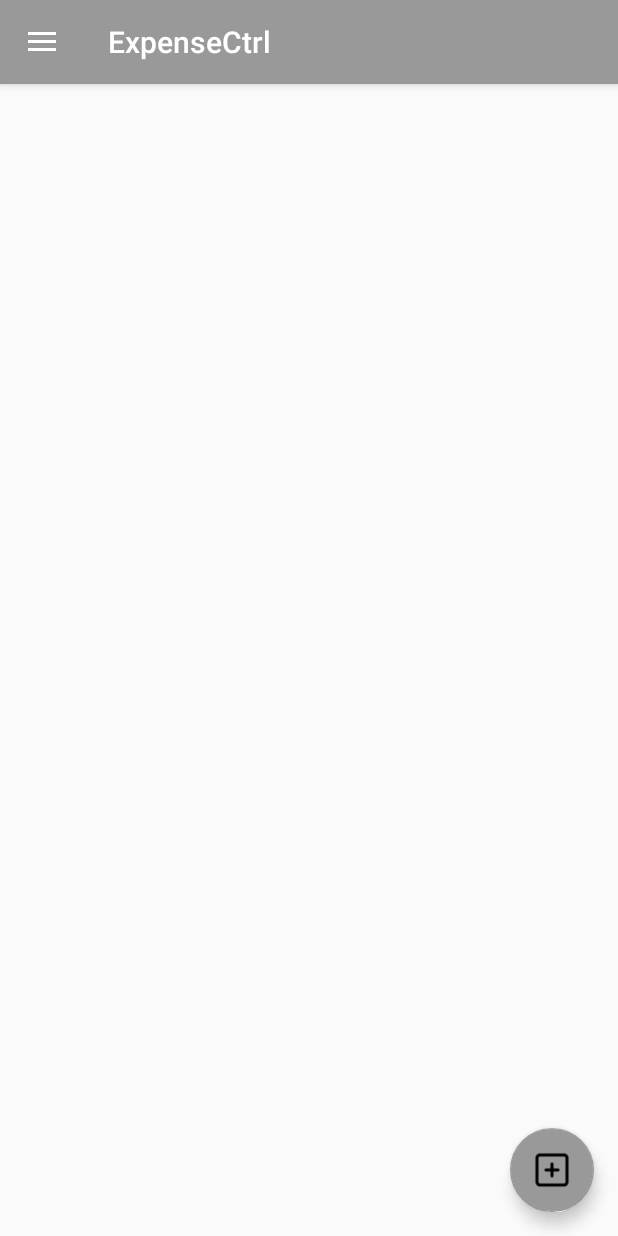
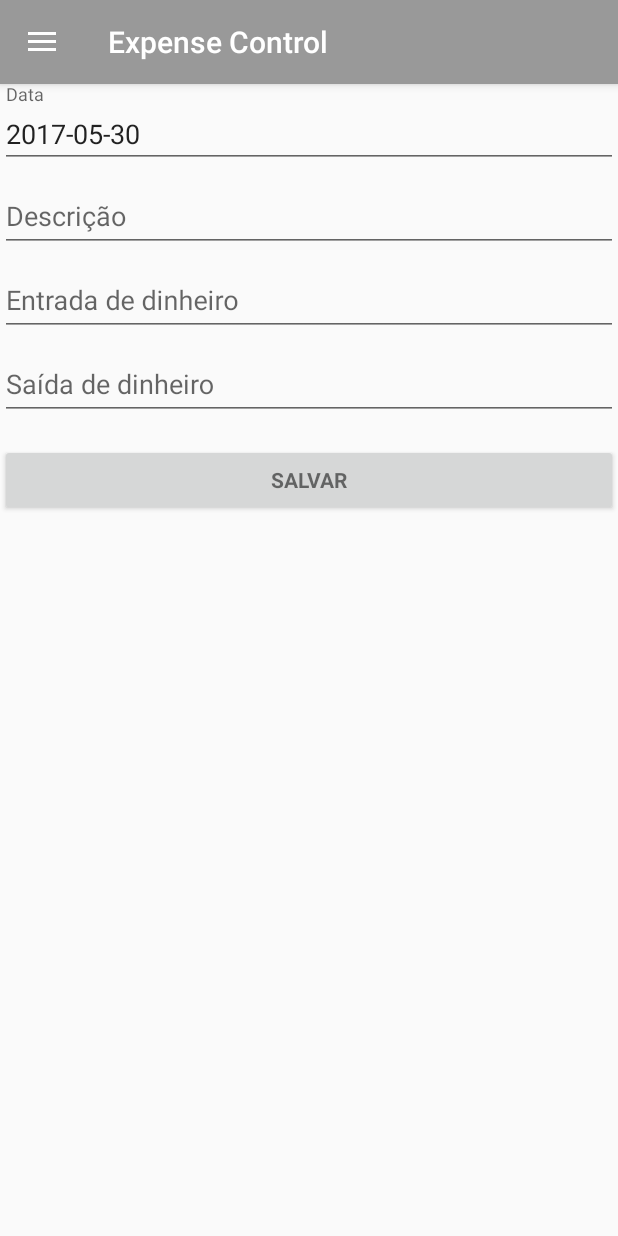
Before and after one commit to leocij/Controle-v1---Front-End-em-Android, an Android app: the fragment ControleFragment placed in its activity, after a tap on an icon or button, on a phone screen of 412 x 824 dp. Run offline under Robolectric (Android 15) with nearby library versions, the phone set to English and light mode, and no system bars; 2 statements that could not run were skipped.

Commit message:
melhorado ou implementado get delete post controle

```diff
--- a/app/src/main/AndroidManifest.xml
+++ b/app/src/main/AndroidManifest.xml
@@ -24,7 +24,6 @@
         </activity>
         <activity android:name=".MainActivity"
             android:theme="@style/AppTheme.NoActionBar">
-
         </activity>
 
     </application>
--- /dev/null
+++ b/app/src/main/java/com/lemelo/controlev1/CadastraControleFragment.java
@@ -0,0 +1,102 @@
+package com.lemelo.controlev1;
+
+import android.content.Intent;
+import android.icu.math.BigDecimal;
+import android.icu.text.SimpleDateFormat;
+import android.icu.util.Calendar;
+import android.os.Build;
+import android.os.Bundle;
+import android.support.annotation.Nullable;
+import android.support.annotation.RequiresApi;
+import android.support.v4.app.Fragment;
+import android.view.LayoutInflater;
+import android.view.View;
+import android.view.ViewGroup;
+import android.widget.Button;
+import android.widget.EditText;
+import android.widget.Toast;
+
+import org.json.JSONException;
+import org.json.JSONObject;
+
+import java.io.DataOutputStream;
+import java.net.HttpURLConnection;
+import java.text.ParseException;
+import java.util.Locale;
+import java.util.concurrent.ExecutionException;
+
+/**
+ * Created by leoci on 30/05/2017.
+ */
+
+public class CadastraControleFragment extends Fragment {
+    private String cookie;
+    private View view;
+
+    @RequiresApi(api = Build.VERSION_CODES.N)
+    @Nullable
+    @Override
+    public View onCreateView(LayoutInflater inflater, @Nullable ViewGroup container, @Nullable Bundle savedInstanceState) {
+        view = inflater.inflate(R.layout.activity_cadastra_controle, container, false);
+        final EditText txtControleData = (EditText) view.findViewById(R.id.txtControleData);
+        final EditText txtControleDescricao = (EditText) view.findViewById(R.id.txtControleDescricao);
+        final EditText txtControleEntrada = (EditText) view.findViewById(R.id.txtControleEntrada);
+        final EditText txtControleSaida = (EditText) view.findViewById(R.id.txtControleSaida);
+
+        final SimpleDateFormat data = new SimpleDateFormat("yyyy-MM-dd", Locale.getDefault());
+        txtControleData.setText(data.format(Calendar.getInstance().getTime()));
+
+        final Button btnControleSalvar = (Button) view.findViewById(R.id.btnControleSalvar);
+        btnControleSalvar.setOnClickListener(new View.OnClickListener() {
+            @Override
+            public void onClick(View v) {
+                JSONObject jsonObject = new JSONObject();
+
+                try {
+                    SimpleDateFormat sdf = new SimpleDateFormat("yyyy-MM-dd");
+                    java.util.Date d = sdf.parse(txtControleData.getText().toString());
+                    java.sql.Date dataSql = new java.sql.Date(d.getTime());
+                    jsonObject.put("data",dataSql);
+                    jsonObject.put("descricao",txtControleDescricao.getText().toString());
+                    String entradaStr = txtControleEntrada.getText().toString();
+                    if(entradaStr.equals("")){
+                        entradaStr = "0.0";
+                    }
+                    jsonObject.put("entrada",new BigDecimal(entradaStr));
+                    String saidaStr = txtControleSaida.getText().toString();
+                    if(saidaStr.equals("")){
+                        saidaStr = "0.0";
+                    }
+                    jsonObject.put("saida",new BigDecimal(saidaStr));
+
+                    ServerSide serverSide = new ServerSide();
+                    PostAsyncTask postAsyncTask = new PostAsyncTask();
+
+                    cookie = getArguments().getString("cookie");
+                    String resposta = postAsyncTask.execute(serverSide.getServer() + "controles", jsonObject.toString(), cookie).get();
+
+                    if (resposta == null){
+                        Toast.makeText(getContext(), "Erro do servidor " + resposta, Toast.LENGTH_LONG).show();
+                    } else if (resposta.equals("http")) {
+                        Toast.makeText(getContext(), "Erro do servidor " + postAsyncTask.getCodeResponse(), Toast.LENGTH_LONG).show();
+                    } else if (resposta.equals("sucess")){
+                        txtControleDescricao.setText("");
+                        txtControleEntrada.setText("");
+                        txtControleSaida.setText("");
+                        Toast.makeText(getContext(), "Dados salvos", Toast.LENGTH_LONG).show();
+                    }
+                } catch (ParseException e) {
+                    e.printStackTrace();
+                } catch (JSONException e) {
+                    e.printStackTrace();
+                } catch (InterruptedException e) {
+                    e.printStackTrace();
+                } catch (ExecutionException e) {
+                    e.printStackTrace();
+                }
+            }
+        });
+
+        return view;
+    }
+}
--- a/app/src/main/java/com/lemelo/controlev1/ControleFragment.java
+++ b/app/src/main/java/com/lemelo/controlev1/ControleFragment.java
@@ -1,11 +1,15 @@
 package com.lemelo.controlev1;
 
+import android.content.DialogInterface;
+import android.content.Intent;
 import android.os.Build;
 import android.os.Bundle;
 import android.support.annotation.Nullable;
 import android.support.annotation.RequiresApi;
 import android.support.design.widget.FloatingActionButton;
 import android.support.v4.app.Fragment;
+import android.support.v4.app.FragmentTransaction;
+import android.support.v7.app.AlertDialog;
 import android.view.LayoutInflater;
 import android.view.View;
 import android.view.ViewGroup;
@@ -33,47 +37,50 @@ import java.util.concurrent.ExecutionException;
  */
 
 public class ControleFragment extends Fragment {
-
     private String cookie;
+    private View view;
 
     @RequiresApi(api = Build.VERSION_CODES.KITKAT)
     @Nullable
     @Override
     public View onCreateView(LayoutInflater inflater, @Nullable ViewGroup container, @Nullable Bundle savedInstanceState) {
-        View view = inflater.inflate(R.layout.activity_controle, container, false);
+        view = inflater.inflate(R.layout.activity_controle, container, false);
         FloatingActionButton fab = (FloatingActionButton) view.findViewById(R.id.controleFab);
 
-        imprimeControles(view);
+        imprime(view);
 
         fab.setOnClickListener(new View.OnClickListener() {
             @Override
             public void onClick(View v) {
-                //TODO criar método para chamar cadastro.
-
-                //cadastraControle();
-
-                Toast.makeText(getContext(), "Deu Certo", Toast.LENGTH_SHORT).show();
+                cookie = getArguments().getString("cookie");
+                Bundle bundle = new Bundle();
+                bundle.putString("cookie", cookie);
+                CadastraControleFragment cadastra = new CadastraControleFragment();
+                cadastra.setArguments(bundle);
+                android.support.v4.app.FragmentManager fm = getFragmentManager();
+                FragmentTransaction ft = fm.beginTransaction();
+                ft.replace(R.id.fragment_content, cadastra);
+                ft.commit();
             }
         });
         return view;
     }
 
     @RequiresApi(api = Build.VERSION_CODES.KITKAT)
-    private void imprimeControles(View view) {
+    private void imprime(View view) {
 
         ServerSide serverSide = new ServerSide();
-        ThreadAsyncTask task = new ThreadAsyncTask();
-        task.setMethod("GET");
+        GetAsyncTask getAsyncTask = new GetAsyncTask();
 
         try {
-            String teste = getArguments().getString("cookie");
-            String resposta = task.execute(serverSide.getServer() + "controles", null, teste).get();
+            cookie = getArguments().getString("cookie");
+            String resposta = getAsyncTask.execute(serverSide.getServer() + "controles", null, cookie).get();
             if (resposta == null){
                 Toast.makeText(getContext(), "Erro do servidor " + resposta, Toast.LENGTH_LONG).show();
             } else if (resposta.equals("http")) {
-                Toast.makeText(getContext(), "Erro do servidor " + task.getCodeResponse(), Toast.LENGTH_LONG).show();
+                Toast.makeText(getContext(), "Erro do servidor " + getAsyncTask.getCodeResponse(), Toast.LENGTH_LONG).show();
             } else if (resposta.equals("buffer")) {
-                JSONArray jsonArray = new JSONArray(task.getBuffer().toString());
+                JSONArray jsonArray = new JSONArray(getAsyncTask.getBuffer().toString());
                 List<Controle> list = new ArrayList<>();
                 for (int i = 0; i < jsonArray.length(); i++) {
                     Controle l = new Controle();
@@ -107,8 +114,8 @@ public class ControleFragment extends Fragment {
                 lvImprimeControles.setOnItemClickListener(new AdapterView.OnItemClickListener() {
                     @Override
                     public void onItemClick(AdapterView parent, View view, int position, long id) {
-                        Controle controleSelecionado = (Controle) parent.getItemAtPosition(position);
-                        trataControleSelecionado(controleSelecionado);
+                        Controle selecionado = (Controle) parent.getItemAtPosition(position);
+                        trataSelecionado(selecionado);
                     }
                 });
             }
@@ -123,7 +130,64 @@ public class ControleFragment extends Fragment {
         }
     }
 
-    private void trataControleSelecionado(Controle controleSelecionado) {
+    private void trataSelecionado(final Controle selecionado) {
+        AlertDialog.Builder dialogo = new AlertDialog.Builder(getActivity());
+        dialogo.setTitle("Editar / Apagar?");
+        dialogo.setMessage(selecionado.toString());
+
+        dialogo.setNegativeButton("Editar", new DialogInterface.OnClickListener() {
+            @Override
+            public void onClick(DialogInterface dialog, int which) {
+                CarregaTelaEditar(selecionado);
+            }
+        });
+
+        dialogo.setPositiveButton("Apagar", new DialogInterface.OnClickListener() {
+            @RequiresApi(api = Build.VERSION_CODES.KITKAT)
+            @Override
+            public void onClick(DialogInterface dialog, int which) {
+
+                AlertDialog.Builder dialogDel = new AlertDialog.Builder(getActivity());
+                dialogDel.setTitle("Deseja realmente apagar?");
+                dialogDel.setMessage(selecionado.toString());
+
+                dialogDel.setNegativeButton("Sim", new DialogInterface.OnClickListener() {
+                    @Override
+                    public void onClick(DialogInterface dialogDel, int which) {
+                        Long idDelete = selecionado.getIdentifier();
+                        ServerSide serverSide = new ServerSide();
+                        DeleteAsyncTask deleteAsyncTask = new DeleteAsyncTask();
+                        try {
+                            String resposta = deleteAsyncTask.execute(serverSide.getServer() + "controles/" + idDelete, null, cookie).get();
+                            if (resposta == null){
+                                Toast.makeText(getContext(), "Erro do servidor " + resposta, Toast.LENGTH_LONG).show();
+                            } else if (resposta.equals("http")) {
+                                Toast.makeText(getContext(), "Erro do servidor " + deleteAsyncTask.getCodeResponse(), Toast.LENGTH_LONG).show();
+                            }else if (resposta.equals("sucess")){
+                                Toast.makeText(getContext(), "Dado deletado!" + deleteAsyncTask.getDado(), Toast.LENGTH_LONG).show();
+                                imprime(view);
+                            }
+                        } catch (InterruptedException e) {
+                            e.printStackTrace();
+                        } catch (ExecutionException e) {
+                            e.printStackTrace();
+                        }
+                    }
+                });
+
+                dialogDel.setPositiveButton("Não", null);
+                dialogDel.show();
+            }
+
+        });
+
+        dialogo.setNeutralButton("Cancelar", null);
+        dialogo.show();
+    }
+
+    private void CarregaTelaEditar(Controle selecionado) {
 
     }
+
+
 }
--- a/app/src/main/java/com/lemelo/controlev1/ThreadAsyncTask.java
+++ b/app/src/main/java/com/lemelo/controlev1/GetAsyncTask.java
@@ -11,36 +11,35 @@ import java.net.MalformedURLException;
 import java.net.URL;
 
 /*
- * Created by leoci on 27/05/2017.
+ * Created by leoci on 30/05/2017.
  */
 
-public class ThreadAsyncTask extends AsyncTask<String,String,String> {
-    private String method;
+class GetAsyncTask extends AsyncTask<String,String,String> {
+    private int codeResponse;
     private StringBuffer buffer;
-    private int codeResponse;
 
     @Override
     protected String doInBackground(String... params) {
-
         HttpURLConnection httpURLConnection = null;
         BufferedReader reader = null;
+
         try {
             URL url = new URL(params[0]);
             httpURLConnection = (HttpURLConnection) url.openConnection();
-            httpURLConnection.setRequestMethod(getMethod());
+            httpURLConnection.setRequestMethod("GET");
+            httpURLConnection.setDoInput(true);
             httpURLConnection.setRequestProperty("Content-Type", "application/json");
             httpURLConnection.setRequestProperty("Cookie", "JSESSIONID=" + params[2]);
-            httpURLConnection.setDoInput(true);
-
             int codeResponse = httpURLConnection.getResponseCode();
-
-            if (codeResponse == 200) {
-                if (getMethod().equals("GET")) {
-
+            setCodeResponse(codeResponse);
+            if (codeResponse != 200) {
+                return "http";
+            } else {
                 InputStream inputStream = httpURLConnection.getInputStream();
                 reader = new BufferedReader(new InputStreamReader(inputStream));
+
+                String linha;
                 StringBuffer buffer = new StringBuffer();
-                    String linha;
                 while ((linha = reader.readLine()) != null) {
                     buffer.append(linha);
                     buffer.append("\n");
@@ -48,17 +47,12 @@ public class ThreadAsyncTask extends AsyncTask<String,String,String> {
                 setBuffer(buffer);
                 return "buffer";
             }
-
-            } else {
-                setCodeResponse(codeResponse);
-                return "http";
-            }
         } catch (MalformedURLException e) {
             e.printStackTrace();
-            if (httpURLConnection != null) {
+            if(httpURLConnection != null){
                 httpURLConnection.disconnect();
             }
-            if (reader != null) {
+            if(reader != null){
                 try {
                     reader.close();
                 } catch (IOException e1) {
@@ -67,25 +61,21 @@ public class ThreadAsyncTask extends AsyncTask<String,String,String> {
             }
         } catch (IOException e) {
             e.printStackTrace();
+        } finally {
+            if (httpURLConnection != null) {
+                httpURLConnection.disconnect();
+            }
         }
 
         return null;
     }
 
-    public void setMethod(String method) {
-        this.method = method;
-    }
-
-    public String getMethod() {
-        return method;
+    public void setCodeResponse(int codeResponse) {
+        this.codeResponse = codeResponse;
     }
 
     public void setBuffer(StringBuffer buffer) {
         this.buffer = buffer;
-    }
-
-    public void setCodeResponse(int codeResponse) {
-        this.codeResponse = codeResponse;
     }
 
     public int getCodeResponse() {
--- /dev/null
+++ b/app/src/main/res/drawable/ic_menu_barganha.xml
@@ -0,0 +1,9 @@
+<vector xmlns:android="http://schemas.android.com/apk/res/android"
+        android:width="24dp"
+        android:height="24dp"
+        android:viewportWidth="24.0"
+        android:viewportHeight="24.0">
+    <path
+        android:fillColor="#FF000000"
+        android:pathData="M9.01,14L2,14v2h7.01v3L13,15l-3.99,-4v3zM14.99,13v-3L22,10L22,8h-7.01L14.99,5L11,9l3.99,4z"/>
+</vector>
--- /dev/null
+++ b/app/src/main/res/layout/activity_cadastra_controle.xml
@@ -0,0 +1,69 @@
+<?xml version="1.0" encoding="utf-8"?>
+<LinearLayout xmlns:android="http://schemas.android.com/apk/res/android"
+    android:orientation="vertical" android:layout_width="match_parent"
+    android:layout_height="match_parent">
+
+    <ScrollView
+        android:layout_width="match_parent"
+        android:layout_height="match_parent">
+
+        <LinearLayout
+            android:layout_width="match_parent"
+            android:layout_height="wrap_content"
+            android:orientation="vertical" >
+
+            <android.support.design.widget.TextInputLayout
+                android:layout_width="match_parent"
+                android:layout_height="match_parent">
+
+                <EditText
+                    android:id="@+id/txtControleData"
+                    android:layout_width="match_parent"
+                    android:layout_height="wrap_content"
+                    android:hint="@string/prompt_data" />
+            </android.support.design.widget.TextInputLayout>
+
+            <android.support.design.widget.TextInputLayout
+                android:layout_width="match_parent"
+                android:layout_height="match_parent">
+
+                <EditText
+                    android:id="@+id/txtControleDescricao"
+                    android:layout_width="match_parent"
+                    android:layout_height="wrap_content"
+                    android:hint="@string/prompt_descricao" />
+            </android.support.design.widget.TextInputLayout>
+
+            <android.support.design.widget.TextInputLayout
+                android:layout_width="match_parent"
+                android:layout_height="match_parent">
+
+                <EditText
+                    android:id="@+id/txtControleEntrada"
+                    android:layout_width="match_parent"
+                    android:layout_height="wrap_content"
+                    android:hint="@string/prompt_entrada" />
+            </android.support.design.widget.TextInputLayout>
+
+            <android.support.design.widget.TextInputLayout
+                android:layout_width="match_parent"
+                android:layout_height="match_parent">
+
+                <EditText
+                    android:id="@+id/txtControleSaida"
+                    android:layout_width="match_parent"
+                    android:layout_height="wrap_content"
+                    android:hint="@string/prompt_saida" />
+            </android.support.design.widget.TextInputLayout>
+
+            <Button
+                android:id="@+id/btnControleSalvar"
+                style="?android:textAppearanceSmall"
+                android:layout_width="match_parent"
+                android:layout_height="wrap_content"
+                android:layout_marginTop="16dp"
+                android:text="@string/action_salvar"
+                android:textStyle="bold" />
+        </LinearLayout>
+    </ScrollView>
+</LinearLayout>
--- a/app/src/main/res/layout/activity_login.xml
+++ b/app/src/main/res/layout/activity_login.xml
@@ -28,7 +28,7 @@
                 android:layout_width="wrap_content"
                 android:layout_height="wrap_content"
                 android:layout_gravity="center_horizontal"
-                android:text="@string/txt_central"
+                android:text="@string/app_name"
                 android:textColor="#666666"
                 android:textSize="35sp" />
 
--- a/app/src/main/res/menu/activity_main_drawer.xml
+++ b/app/src/main/res/menu/activity_main_drawer.xml
@@ -9,6 +9,11 @@
             android:icon="@drawable/ic_menu_controle"
             android:title="@string/controle"
             />
+        <item
+            android:id="@+id/nav_barganha"
+            android:icon="@drawable/ic_menu_barganha"
+            android:title="@string/barganha"
+            />
     </group>
 
 </menu>
--- a/app/src/main/res/values/strings.xml
+++ b/app/src/main/res/values/strings.xml
@@ -1,13 +1,18 @@
 <resources>
-    <string name="app_name">ExpenseCtrl</string>
+    <string name="app_name">Expense Control</string>
     <string name="prompt_user">User Name</string>
     <string name="prompt_password">Password</string>
     <string name="action_sign_in_short">Sign in</string>
     <string name="action_sign_in">Sign in</string>
-    <string name="txt_central">ExpenseCtrl</string>
     <string name="controle">Controle</string>
+    <string name="barganha">Barganha</string>
     <string name="navigation_drawer_open">Open navigation drawer</string>
     <string name="navigation_drawer_close">Close navigation drawer</string>
     <string name="lemelo_company">Lemelo Company</string>
     <string name="falecom_lemelo_com">falecom@lemelo.com</string>
+    <string name="prompt_data">Data</string>
+    <string name="action_salvar">Salvar</string>
+    <string name="prompt_descricao">Descrição</string>
+    <string name="prompt_entrada">Entrada de dinheiro</string>
+    <string name="prompt_saida">Saída de dinheiro</string>
 </resources>
```
Also changed, not shown: app/src/main/java/com/lemelo/controlev1/Barganha.java (added, +54 -0 lines), app/src/main/java/com/lemelo/controlev1/BarganhaFragment.java (added, +120 -0 lines), app/src/main/java/com/lemelo/controlev1/DeleteAsyncTask.java (added, +80 -0 lines), app/src/main/java/com/lemelo/controlev1/MainActivity.java (+7 -0 lines), app/src/main/java/com/lemelo/controlev1/PostAsyncTask.java (added, +63 -0 lines), app/src/main/res/layout/activity_barganha.xml (added, +37 -0 lines). Lines whose indentation alone changed are shown as unchanged.
